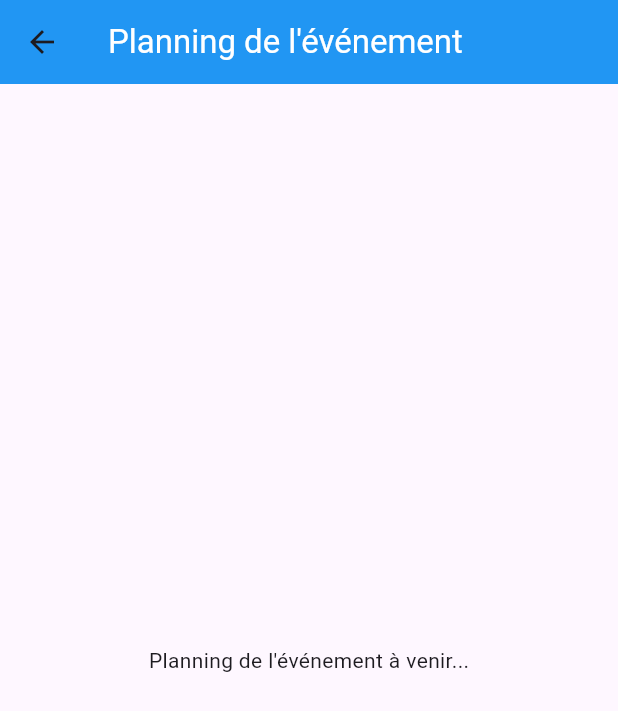
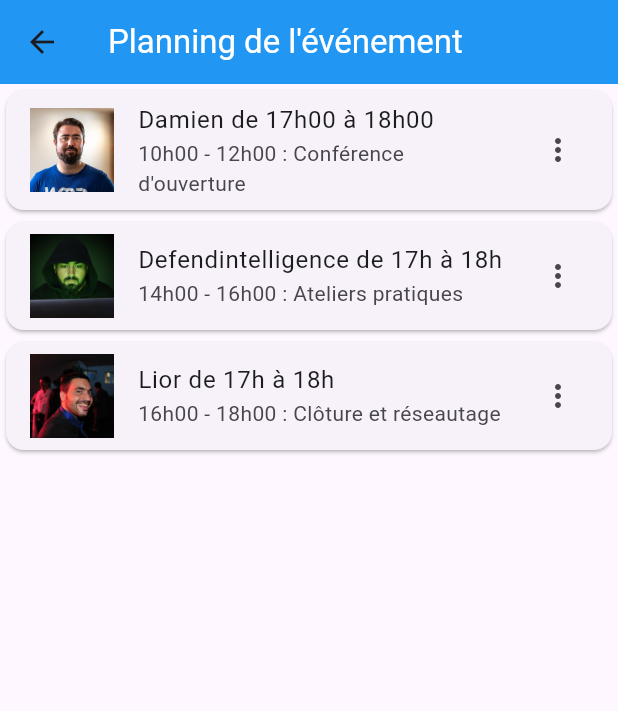
Before and after one commit to layesow/Salon-conference, a Flutter app: the EventPage screen opened directly, on a phone screen of 412 x 824 dp. Shown: the top 711 px of the screen. Run offline on Flutter 3.47's test engine with Material 3 defaults, Android fonts, the phone set to English and light mode, and no system bars; our stand-ins replace flutter_svg.

Commit message:
ajout des lisview avec card de maniere classic

```diff
--- a/lib/pages/event_page.dart
+++ b/lib/pages/event_page.dart
@@ -14,8 +14,35 @@ class EventPage extends StatelessWidget {
         ),
         backgroundColor: Colors.blue,
       ),
-      body: const Center(
-        child: Text("Planning de l'événement à venir..."),
+      body: Center(
+        child: ListView(
+          children: [
+            Card(
+              child: ListTile(
+                leading: Image.asset('assets/images/damien.jpg'),
+                title: const Text("Damien de 17h00 à 18h00"),
+                subtitle: const Text("10h00 - 12h00 : Conférence d'ouverture"),
+                trailing: const Icon(Icons.more_vert),
+              ),
+            ),
+            Card(
+              child: ListTile(
+                leading: Image.asset('assets/images/defendintelligence.jpg'),
+                title: const Text("Defendintelligence de 17h à 18h"),
+                subtitle: const Text("14h00 - 16h00 : Ateliers pratiques"),
+                trailing: const Icon(Icons.more_vert),
+              ),
+            ),
+            Card(
+              child: ListTile(
+                leading: Image.asset('assets/images/lior.jpg'),
+                title: const Text("Lior de 17h à 18h"),
+                subtitle: const Text("16h00 - 18h00 : Clôture et réseautage"),
+                trailing: const Icon(Icons.more_vert),
+              ),
+            ),
+          ],
+        )
       ),
     );
   }
```
Also changed, not shown: assets/images/damien.jpg (added), assets/images/defendintelligence.jpg (added), assets/images/lior.jpg (added).
